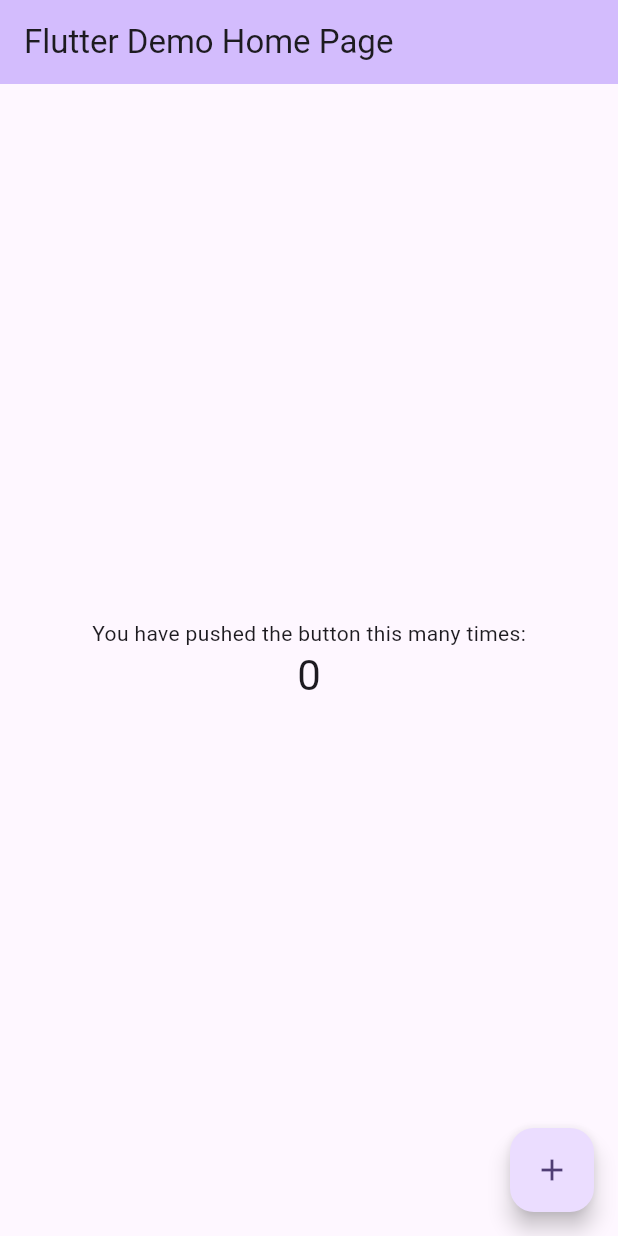
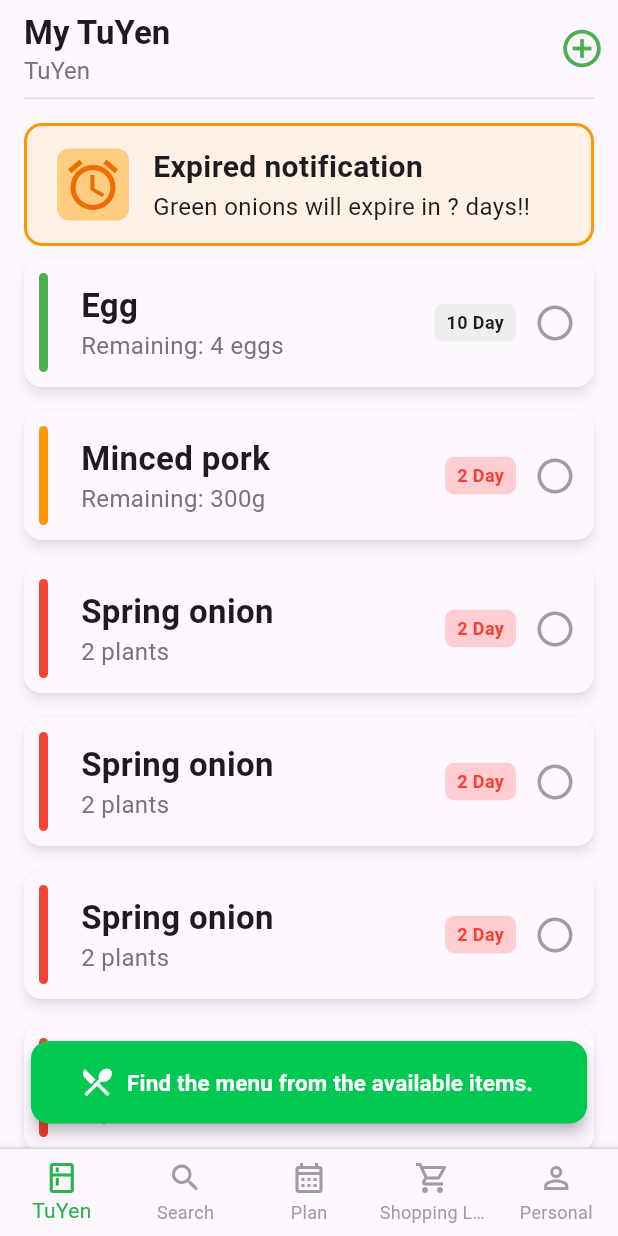
Before and after one commit to ChanapatArt/tuyen, a Flutter app: the screen it shows after launch, on a phone screen of 412 x 824 dp. Run offline on Flutter 3.47's test engine with Material 3 defaults, Android fonts, the phone set to English and light mode, and no system bars; our stand-ins replace google_fonts; Roboto replaces fonts that are missing (Itim).

Commit message:
home_screen

```diff
--- a/mobile_app/lib/main.dart
+++ b/mobile_app/lib/main.dart
@@ -1,4 +1,6 @@
 import 'package:flutter/material.dart';
+import 'package:google_fonts/google_fonts.dart';
+import 'package:mobile_app/screens/splash.dart';
 
 void main() {
   runApp(const MyApp());
@@ -7,116 +9,16 @@ void main() {
 class MyApp extends StatelessWidget {
   const MyApp({super.key});
 
-  // This widget is the root of your application.
   @override
   Widget build(BuildContext context) {
     return MaterialApp(
-      title: 'Flutter Demo',
+      debugShowCheckedModeBanner: false,
       theme: ThemeData(
-        // This is the theme of your application.
-        //
-        // TRY THIS: Try running your application with "flutter run". You'll see
-        // the application has a purple toolbar. Then, without quitting the app,
-        // try changing the seedColor in the colorScheme below to Colors.green
-        // and then invoke "hot reload" (save your changes or press the "hot
-        // reload" button in a Flutter-supported IDE, or press "r" if you used
-        // the command line to start the app).
-        //
-        // Notice that the counter didn't reset back to zero; the application
-        // state is not lost during the reload. To reset the state, use hot
-        // restart instead.
-        //
-        // This works for code too, not just values: Most code changes can be
-        // tested with just a hot reload.
-        colorScheme: .fromSeed(seedColor: Colors.deepPurple),
+        textTheme: GoogleFonts.itimTextTheme(),
       ),
-      home: const MyHomePage(title: 'Flutter Demo Home Page'),
+
+      title: "TuYen",
+      home: const Splash(),
     );
   }
 }
-
-class MyHomePage extends StatefulWidget {
-  const MyHomePage({super.key, required this.title});
-
-  // This widget is the home page of your application. It is stateful, meaning
-  // that it has a State object (defined below) that contains fields that affect
-  // how it looks.
-
-  // This class is the configuration for the state. It holds the values (in this
-  // case the title) provided by the parent (in this case the App widget) and
-  // used by the build method of the State. Fields in a Widget subclass are
-  // always marked "final".
-
-  final String title;
-
-  @override
-  State<MyHomePage> createState() => _MyHomePageState();
-}
-
-class _MyHomePageState extends State<MyHomePage> {
-  int _counter = 0;
-
-  void _incrementCounter() {
-    setState(() {
-      // This call to setState tells the Flutter framework that something has
-      // changed in this State, which causes it to rerun the build method below
-      // so that the display can reflect the updated values. If we changed
-      // _counter without calling setState(), then the build method would not be
-      // called again, and so nothing would appear to happen.
-      _counter++;
-    });
-  }
-
-  @override
-  Widget build(BuildContext context) {
-    // This method is rerun every time setState is called, for instance as done
-    // by the _incrementCounter method above.
-    //
-    // The Flutter framework has been optimized to make rerunning build methods
-    // fast, so that you can just rebuild anything that needs updating rather
-    // than having to individually change instances of widgets.
-    return Scaffold(
-      appBar: AppBar(
-        // TRY THIS: Try changing the color here to a specific color (to
-        // Colors.amber, perhaps?) and trigger a hot reload to see the AppBar
-        // change color while the other colors stay the same.
-        backgroundColor: Theme.of(context).colorScheme.inversePrimary,
-        // Here we take the value from the MyHomePage object that was created by
-        // the App.build method, and use it to set our appbar title.
-        title: Text(widget.title),
-      ),
-      body: Center(
-        // Center is a layout widget. It takes a single child and positions it
-        // in the middle of the parent.
-        child: Column(
-          // Column is also a layout widget. It takes a list of children and
-          // arranges them vertically. By default, it sizes itself to fit its
-          // children horizontally, and tries to be as tall as its parent.
-          //
-          // Column has various properties to control how it sizes itself and
-          // how it positions its children. Here we use mainAxisAlignment to
-          // center the children vertically; the main axis here is the vertical
-          // axis because Columns are vertical (the cross axis would be
-          // horizontal).
-          //
-          // TRY THIS: Invoke "debug painting" (choose the "Toggle Debug Paint"
-          // action in the IDE, or press "p" in the console), to see the
-          // wireframe for each widget.
-          mainAxisAlignment: .center,
-          children: [
-            const Text('You have pushed the button this many times:'),
-            Text(
-              '$_counter',
-              style: Theme.of(context).textTheme.headlineMedium,
-            ),
-          ],
-        ),
-      ),
-      floatingActionButton: FloatingActionButton(
-        onPressed: _incrementCounter,
-        tooltip: 'Increment',
-        child: const Icon(Icons.add),
-      ),
-    );
-  }
-}
--- /dev/null
+++ b/mobile_app/lib/screens/home.dart
@@ -0,0 +1,267 @@
+import 'package:flutter/material.dart';
+import 'package:mobile_app/widgets/bottom_nav.dart';
+import 'package:mobile_app/widgets/foodItem_card.dart';
+
+class Home extends StatefulWidget {
+  const Home({super.key});
+
+  @override
+  State<Home> createState() => _HomeState();
+}
+
+class _HomeState extends State<Home> {
+  final List<Map<String, dynamic>> _foodItems = [
+    // สร้างตัวแปรเก็บข้อมูลอาหารและสถานะการเลือก
+    {
+      'title': 'Egg',
+      'subtitle': 'Remaining: 4 eggs',
+      'days': '10 Day',
+      'color': Colors.green,
+      'isSelected': false,
+    },
+    {
+      'title': 'Minced pork',
+      'subtitle': 'Remaining: 300g',
+      'days': '2 Day',
+      'color': Colors.orange,
+      'isSelected': false,
+      'isNearExpiry': true,
+    },
+    {
+      'title': 'Spring onion',
+      'subtitle': '2 plants',
+      'days': '2 Day',
+      'color': Colors.red,
+      'isSelected': false,
+      'isNearExpiry': true,
+    },
+    {
+      'title': 'Spring onion',
+      'subtitle': '2 plants',
+      'days': '2 Day',
+      'color': Colors.red,
+      'isSelected': false,
+      'isNearExpiry': true,
+    },
+    {
+      'title': 'Spring onion',
+      'subtitle': '2 plants',
+      'days': '2 Day',
+      'color': Colors.red,
+      'isSelected': false,
+      'isNearExpiry': true,
+    },
+    {
+      'title': 'Spring onion',
+      'subtitle': '2 plants',
+      'days': '2 Day',
+      'color': Colors.red,
+      'isSelected': false,
+      'isNearExpiry': true,
+    },
+    {
+      'title': 'Spring onion',
+      'subtitle': '2 plants',
+      'days': '2 Day',
+      'color': Colors.red,
+      'isSelected': false,
+      'isNearExpiry': true,
+    },
+    {
+      'title': 'Spring onion',
+      'subtitle': '2 plants',
+      'days': '2 Day',
+      'color': Colors.red,
+      'isSelected': false,
+      'isNearExpiry': true,
+    },
+    {
+      'title': 'Spring onion',
+      'subtitle': '2 plants',
+      'days': '2 Day',
+      'color': Colors.red,
+      'isSelected': false,
+      'isNearExpiry': true,
+    },
+    {
+      'title': 'Spring onion',
+      'subtitle': '2 plants',
+      'days': '2 Day',
+      'color': Colors.red,
+      'isSelected': false,
+      'isNearExpiry': true,
+    },
+    {
+      'title': 'Spring onion',
+      'subtitle': '2 plants',
+      'days': '2 Day',
+      'color': Colors.red,
+      'isSelected': false,
+      'isNearExpiry': true,
+    },
+    {
+      'title': 'Spring onion',
+      'subtitle': '2 plants',
+      'days': '2 Day',
+      'color': Colors.red,
+      'isSelected': false,
+      'isNearExpiry': true,
+    },
+  ];
+
+  @override
+  Widget build(BuildContext context) {
+    return Scaffold(
+      appBar: AppBar(
+        title: Column(
+          crossAxisAlignment: CrossAxisAlignment.start,
+          children: [
+            const Text(
+              "My TuYen",
+              style: TextStyle(fontSize: 22, fontWeight: FontWeight.bold),
+            ),
+            Text(
+              "TuYen",
+              style: TextStyle(fontSize: 16, color: Colors.grey.shade600),
+            ),
+          ],
+        ),
+        centerTitle: false,
+        elevation: 0,
+        actions: [
+          IconButton(
+            icon: const Icon(
+              Icons.add_circle_outline,
+              color: Colors.green,
+              size: 30,
+            ),
+            onPressed: () {},
+          ),
+        ],
+        toolbarHeight: 65,
+        bottom: PreferredSize(
+          preferredSize: const Size.fromHeight(1),
+          child: Padding(
+            padding: const EdgeInsets.symmetric(horizontal: 16),
+            child: Container(
+              color: Colors.grey.withAlpha(76), // 0.3 * 255
+              height: 1,
+            ),
+          ),
+        ),
+      ),
+      body: SingleChildScrollView(
+        child: Column(
+          children: [
+            const ExpiryAlertCard(),
+            ..._foodItems.asMap().entries.map((entry) {
+              int index = entry.key;
+              var item = entry.value;
+
+              return FoodItemCard(
+                title: item['title'],
+                subtitle: item['subtitle'],
+                remainingDays: item['days'],
+                statusColor: item['color'],
+                isSelected: item['isSelected'],
+                isNearExpiry: item['isNearExpiry'] ?? false,
+                // 3. ฟังก์ชันเมื่อมีการกดเลือก
+                onTap: () {
+                  setState(() {
+                    _foodItems[index]['isSelected'] =
+                        !_foodItems[index]['isSelected'];
+                  });
+                },
+              );
+            }),
+            SizedBox(height: 75,)
+          ],
+        ),
+      ),
+
+      floatingActionButton: SizedBox(
+        width:
+            MediaQuery.of(context).size.width * 0.9, // ขยายให้กว้างเกือบเต็มจอ
+        height: 55,
+        child: FloatingActionButton.extended(
+          onPressed: () {
+            // เมื่อกดเอาเฉพาะไอเทมที่ isSelected เป็น true
+            final selectedItems = _foodItems
+                .where((item) => item['isSelected'] == true)
+                .toList();
+            print(
+              "เมนูแนะนำสำหรับ: ${selectedItems.map((e) => e['title']).toList()}",
+            );
+          },
+          backgroundColor: const Color(0xFF00C853), // สีเขียวสดตามรูป
+          shape: RoundedRectangleBorder(
+            borderRadius: BorderRadius.circular(12),
+          ),
+          elevation: 4,
+          // ใส่ Icon และ Text ตามรูป
+          icon: const Icon(Icons.restaurant_menu, color: Colors.white),
+          label: const Text(
+            "Find the menu from the available items.",
+            style: TextStyle(
+              color: Colors.white,
+              fontWeight: FontWeight.bold,
+              fontSize: 15,
+            ),
+          ),
+        ),
+      ),
+
+      // 2. จัดตำแหน่งปุ่มให้อยู่ตรงกลางด้านล่าง
+      floatingActionButtonLocation: FloatingActionButtonLocation.centerFloat,
+      bottomNavigationBar: const BottomNav(),
+    );
+  }
+}
+
+class ExpiryAlertCard extends StatelessWidget {
+  const ExpiryAlertCard({super.key});
+
+  @override
+  Widget build(BuildContext context) {
+    return Padding(
+      padding: EdgeInsets.symmetric(horizontal: 16),
+      child: Container(
+        height: 82,
+        margin: EdgeInsets.only(top: 16),
+        padding: EdgeInsets.symmetric(vertical: 8, horizontal: 20),
+        decoration: BoxDecoration(
+          color: const Color.fromARGB(255, 255, 241, 229),
+          borderRadius: BorderRadius.circular(12),
+          border: Border.all(width: 2, color: Colors.orange),
+        ),
+        child: Row(
+          children: [
+            Container(
+              decoration: BoxDecoration(
+                color: Colors.orange[200],
+                borderRadius: BorderRadius.circular(8),
+              ),
+              padding: EdgeInsets.all(4),
+              margin: EdgeInsets.only(right: 16),
+              child: Icon(Icons.alarm, size: 40, color: Colors.orange[800]),
+            ),
+            Column(
+              crossAxisAlignment: CrossAxisAlignment.start,
+              mainAxisSize: MainAxisSize.min,
+              children: [
+                Text(
+                  "Expired notification",
+                  style: TextStyle(fontWeight: FontWeight.bold, fontSize: 20),
+                ),
+                Text(
+                  "Green onions will expire in ? days!!",
+                  style: TextStyle(fontSize: 16),
+                ),
+              ],
+            ),
+          ],
+        ),
+      ),
+    );
+  }
+}
--- /dev/null
+++ b/mobile_app/lib/screens/splash.dart
@@ -0,0 +1,81 @@
+import 'package:flutter/material.dart';
+import 'home.dart';
+import 'dart:async';
+
+class Splash extends StatefulWidget {
+  const Splash({super.key});
+
+  @override
+  State<Splash> createState() => _SplashState();
+}
+
+class _SplashState extends State<Splash>
+    with SingleTickerProviderStateMixin {
+  late AnimationController _controller;
+  late Animation<double> _animation;
+
+  @override
+  void initState() {
+    super.initState();
+
+    _controller = AnimationController(
+      vsync: this,
+      duration: const Duration(milliseconds: 800),
+    )..repeat(reverse: true);
+
+    _animation = Tween<double>(
+      begin: 1.0,
+      end: 1.2,
+    ).animate(CurvedAnimation(parent: _controller, curve: Curves.easeInOut));
+
+    // 3. โหลดข้อมูลเบื้องหลัง (แทนการใช้ Timer เฉยๆ)
+    loadDataAndNavigate();
+  }
+
+  void loadDataAndNavigate() async {
+    await Future.delayed(const Duration(seconds: 3)); // จำลองการโหลดข้อมูลจริงๆ 3 วินาที
+
+    // เมื่อโหลดเสร็จ ค่อยย้ายไปหน้า Home
+    if (mounted) {
+      Navigator.pushReplacement(
+        context,
+        MaterialPageRoute(builder: (context) => const Home()),
+      );
+    }
+  }
+
+  @override
+  void dispose() {
+    _controller.dispose();
+    super.dispose();
+  }
+
+  @override
+  Widget build(BuildContext context) {
+    return Scaffold(
+      backgroundColor:
+          Colors.white,
+      body: Center(
+        child: Column(
+          mainAxisAlignment: MainAxisAlignment.center,
+          children: [
+            ScaleTransition(
+              scale: _animation,
+              child: Image.asset(
+                'assets/images/logo.png',
+                width: 150,
+              ),
+            ),
+            Text("TuYen",
+            style:
+              TextStyle(
+                fontSize: 28,
+                fontWeight: FontWeight.bold
+            ),
+            ),
+          ],
+        ),
+      ),
+    );
+  }
+}
--- /dev/null
+++ b/mobile_app/lib/widgets/bottom_nav.dart
@@ -0,0 +1,62 @@
+import 'package:flutter/material.dart';
+
+class BottomNav extends StatefulWidget {
+  const BottomNav({super.key});
+
+  @override
+  State<BottomNav> createState() => _BottomNavState();
+}
+
+class _BottomNavState extends State<BottomNav> {
+  int _currentIndex = 0;
+
+  @override
+  Widget build(BuildContext context) {
+    return Container(
+      decoration: BoxDecoration(
+        border: Border(
+          top: BorderSide(
+            color: Colors.grey.withValues(alpha: 0.3),
+            width: 1
+          )
+        )
+      ),
+      child: BottomNavigationBar(
+        type: BottomNavigationBarType.fixed, // เพื่อให้แสดง label ทุกตัว
+        currentIndex: _currentIndex,         // บอกว่าตอนนี้เลือกอันไหนอยู่
+        selectedItemColor: const Color(0xFF28B446), // สีเขียวตามรูป
+        unselectedItemColor: Colors.grey,
+        showUnselectedLabels: true,
+
+        onTap: (index) { // ฟังก์ชันเมื่อมีการกดเปลี่ยนเมนู
+          setState(() {
+            _currentIndex = index;
+          });
+        },
+
+        items: const [
+          BottomNavigationBarItem(
+            icon: Icon(Icons.kitchen_outlined),
+            label: 'TuYen',
+          ),
+          BottomNavigationBarItem(
+            icon: Icon(Icons.search_rounded),
+            label: 'Search',
+          ),
+          BottomNavigationBarItem(
+            icon: Icon(Icons.calendar_month_outlined),
+            label: 'Plan',
+          ),
+          BottomNavigationBarItem(
+            icon: Icon(Icons.shopping_cart_outlined),
+            label: 'Shopping List',
+          ),
+          BottomNavigationBarItem(
+            icon: Icon(Icons.person_outline),
+            label: 'Personal',
+          ),
+        ],
+      ),
+    );
+  }
+}
--- /dev/null
+++ b/mobile_app/lib/widgets/foodItem_card.dart
@@ -0,0 +1,111 @@
+import 'package:flutter/material.dart';
+
+class FoodItemCard extends StatelessWidget {
+  final String title;
+  final String subtitle;
+  final String remainingDays;
+  final Color statusColor;
+  final bool isNearExpiry;
+  final bool isSelected;
+  final VoidCallback onTap;
+
+  const FoodItemCard({
+    super.key,
+    required this.title,
+    required this.subtitle,
+    required this.remainingDays,
+    required this.statusColor,
+    required this.isSelected,
+    required this.onTap,
+    this.isNearExpiry = false,
+  });
+
+  @override
+  Widget build(BuildContext context) {
+    return GestureDetector(
+      onTap: onTap,
+      child: Card(
+        margin: const EdgeInsets.symmetric(horizontal: 16, vertical: 8),
+        shape: RoundedRectangleBorder(borderRadius: BorderRadius.circular(12)),
+        elevation:  3,
+        color: isSelected ? Colors.green.shade50 : Theme.of(context).scaffoldBackgroundColor, // สีพื้นหลัง
+        shadowColor: const Color.fromARGB(110, 0, 0, 0),
+        child: ClipRRect(
+          borderRadius: BorderRadius.circular(12),
+          child: IntrinsicHeight(
+            child: Row(
+              children: [
+                // 1. แถบสีด้านซ้าย
+                Container(
+                  width: 6,
+                  margin: EdgeInsets.all(10),
+                  decoration: BoxDecoration(
+                    color: statusColor,
+                    borderRadius: BorderRadius.circular(6),
+                  ),
+                ),
+
+                const SizedBox(width: 12),
+
+                // 2. ข้อมูลชื่อและจำนวน
+                Expanded(
+                  child: Padding(
+                    padding: const EdgeInsets.symmetric(vertical: 16),
+                    child: Column(
+                      crossAxisAlignment: CrossAxisAlignment.start,
+                      children: [
+                        Text(
+                          title,
+                          style: const TextStyle(
+                            fontSize: 22,
+                            fontWeight: FontWeight.bold,
+                          ),
+                        ),
+                        Text(
+                          subtitle,
+                          style: TextStyle(
+                            color: Colors.grey.shade600,
+                            fontSize: 16,
+                          ),
+                        ),
+                      ],
+                    ),
+                  ),
+                ),
+
+                // 3. ป้ายบอกวัน (Badge)
+                Container(
+                  padding: const EdgeInsets.symmetric(horizontal: 8, vertical: 4),
+                  decoration: BoxDecoration(
+                    color: isNearExpiry
+                        ? Colors.red.shade100
+                        : isSelected ? Colors.green.shade200 : Colors.grey.shade200,
+                    borderRadius: BorderRadius.circular(6),
+                  ),
+                  child: Text(
+                    remainingDays,
+                    style: TextStyle(
+                      color: isNearExpiry ? Colors.red : Colors.black87,
+                      fontWeight: FontWeight.bold,
+                      fontSize: 12,
+                    ),
+                  ),
+                ),
+
+                // 4. Checkbox (วงกลมด้านขวา)
+                Padding(
+                  padding: const EdgeInsets.symmetric(horizontal: 12),
+                  child: Icon(
+                    isSelected ? Icons.check_circle : Icons.circle_outlined,
+                    color: Colors.grey.shade500,
+                    size: 28,
+                  ),
+                ),
+              ],
+            ),
+          ),
+        ),
+      ),
+    );
+  }
+}
```
Also changed, not shown: mobile_app/pubspec.yaml (+10 -1 lines), mobile_app/pubspec.lock, 31 other files.
